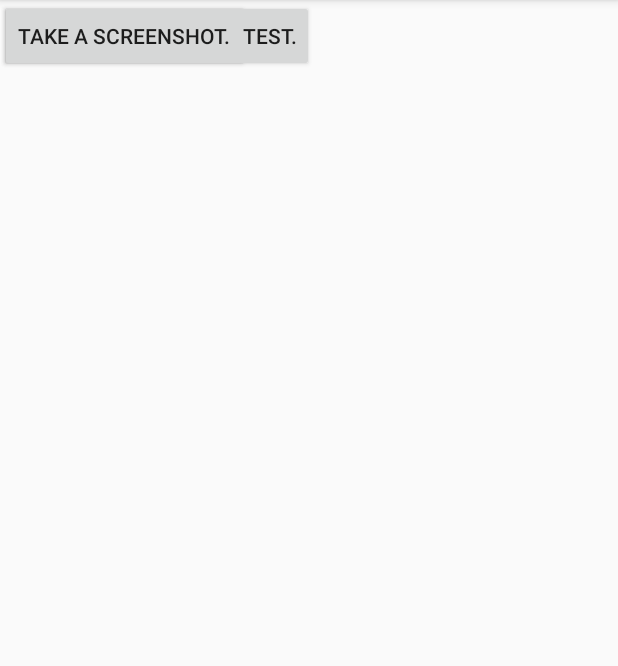
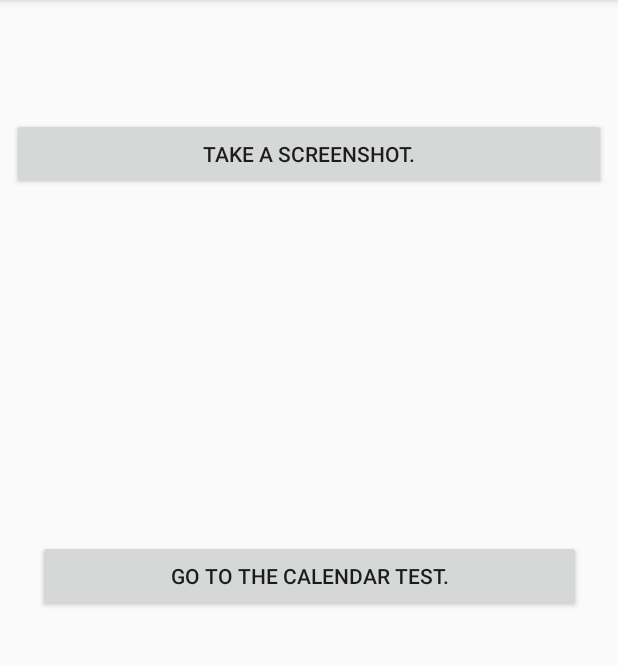
Before and after one commit to tobinjo/TO426App, an Android app: the MainActivity screen opened directly, with no data from a screen before it, on a phone screen of 412 x 824 dp, the part 84-750 px from its top. Run offline under Robolectric (Android 15) with nearby library versions, the phone set to English and light mode, and no system bars; our stand-ins replace Firebase (no records; nobody signed in at launch, a user with empty details on screens opened directly).

```diff
--- a/app/src/main/res/layout/activity_main.xml
+++ b/app/src/main/res/layout/activity_main.xml
@@ -8,19 +8,33 @@
 
     <Button
         android:id="@+id/goToCalendarTest"
-        android:layout_width="wrap_content"
+        android:layout_width="362dp"
         android:layout_height="wrap_content"
+        android:layout_marginBottom="8dp"
+        android:layout_marginEnd="8dp"
+        android:layout_marginStart="8dp"
+        android:layout_marginTop="8dp"
         android:text="Go to the calendar test."
-        tools:layout_editor_absoluteX="86dp"
-        tools:layout_editor_absoluteY="130dp" />
+        app:layout_constraintBottom_toBottomOf="parent"
+        app:layout_constraintEnd_toEndOf="parent"
+        app:layout_constraintStart_toStartOf="parent"
+        app:layout_constraintTop_toTopOf="parent" />
 
     <Button
         android:id="@+id/screenshotTest"
         android:layout_width="0dp"
         android:layout_height="wrap_content"
+        android:layout_marginBottom="8dp"
+        android:layout_marginEnd="8dp"
+        android:layout_marginStart="8dp"
+        android:layout_marginTop="8dp"
         android:text="Take a screenshot."
-        tools:layout_editor_absoluteX="108dp"
-        tools:layout_editor_absoluteY="16dp" />
+        app:layout_constraintBottom_toBottomOf="parent"
+        app:layout_constraintEnd_toEndOf="parent"
+        app:layout_constraintHorizontal_bias="0.0"
+        app:layout_constraintStart_toStartOf="parent"
+        app:layout_constraintTop_toTopOf="parent"
+        app:layout_constraintVertical_bias="0.1" />
 
 
 </android.support.constraint.ConstraintLayout>
```
Also changed, not shown: app/src/main/res/layout/activity_new_user_registration.xml (+24 -8 lines), app/src/main/res/layout/activity_preview.xml (+28 -11 lines), app/src/main/res/layout/activity_weekly_roundup.xml (+5 -2 lines), app/src/main/res/layout/welcomescreenactivity.xml (+20 -0 lines).
